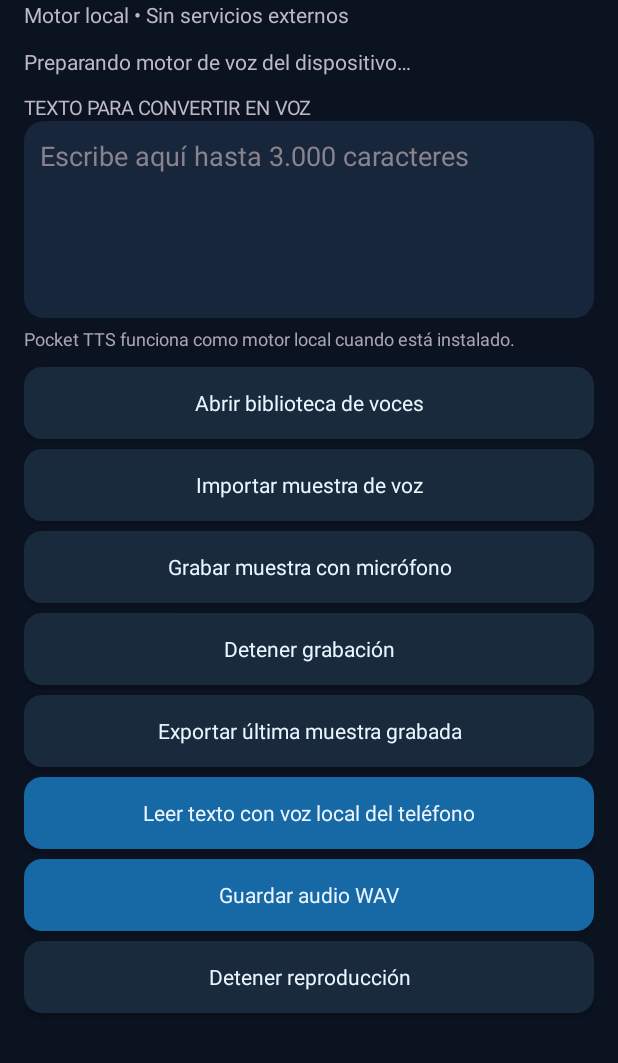
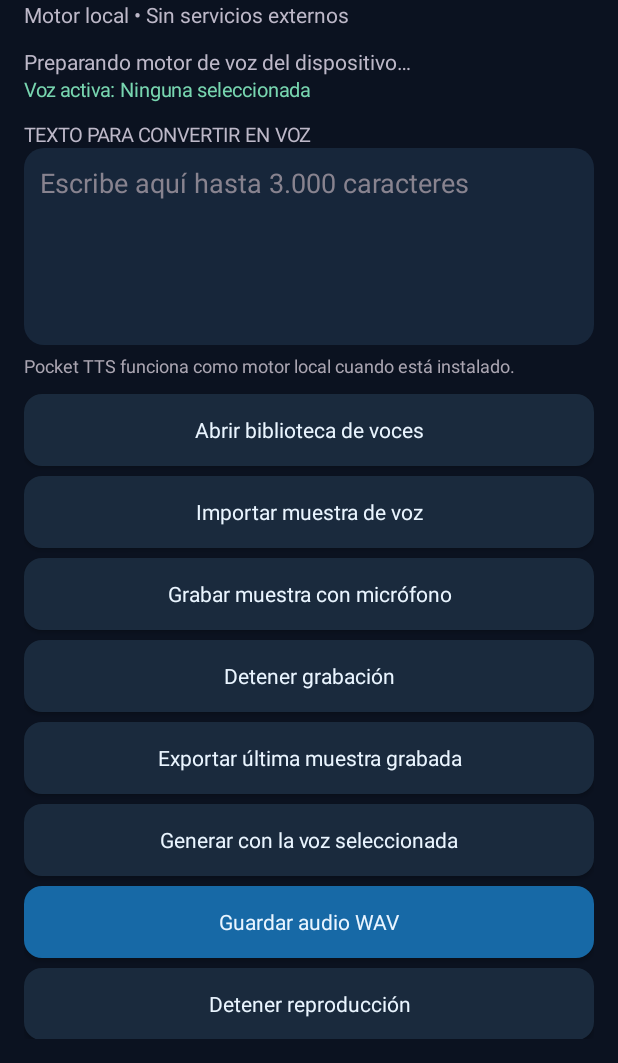
Before and after one commit to rodriquezdario59-crypto/-VOICE-CLONE-AI, an Android app: the screen it shows after launch (MainActivity), on a phone screen of 412 x 824 dp, the part 173-1236 px from its top. Run offline under Robolectric (Android 15) with nearby library versions, the phone set to English and light mode, and no system bars.

Commit message:
Show active voice in studio and apply changes when returning from library

```diff
--- a/app/src/main/java/ai/voiceclone/app/MainActivity.kt
+++ b/app/src/main/java/ai/voiceclone/app/MainActivity.kt
@@ -33,6 +33,7 @@ class MainActivity : Activity(), TextToSpeech.OnInitListener {
     private lateinit var status: TextView
     private lateinit var textInput: EditText
     private lateinit var samplesSummary: TextView
+    private lateinit var selectedVoiceSummary: TextView
     private var recorder: AudioRecord? = null
     @Volatile private var recordingActive = false
     private var recordingThread: Thread? = null
@@ -80,6 +81,9 @@ class MainActivity : Activity(), TextToSpeech.OnInitListener {
         content.addView(space(18))
         status = label("Preparando motor de voz del dispositivo…", 14, 0xFFBDB8C8.toInt())
         content.addView(status)
+        selectedVoiceSummary = label("Voz activa: " + (getSharedPreferences("voiceclone", MODE_PRIVATE)
+            .getString("selected_profile_name", "Ninguna seleccionada") ?: "Ninguna seleccionada"), 13, 0xFF78D6B0.toInt())
+        content.addView(selectedVoiceSummary)
         content.addView(space(18))
         content.addView(label("TEXTO PARA CONVERTIR EN VOZ", 13, 0xFFBDB8C8.toInt()))
         textInput = EditText(this).apply {
@@ -107,7 +111,7 @@ class MainActivity : Activity(), TextToSpeech.OnInitListener {
         content.addView(actionButton("Grabar muestra con micrófono") { startRecording() })
         content.addView(actionButton("Detener grabación") { stopRecording() })
         content.addView(actionButton("Exportar última muestra grabada") { exportLatestSample() })
-        content.addView(actionButton("Leer texto con voz local del teléfono") { speakText() })
+        content.addView(actionButton("Generar con la voz seleccionada") { speakText() })
         content.addView(actionButton("Guardar audio WAV") { saveWav() })
         content.addView(actionButton("Detener reproducción") { tts.stop() })
         content.addView(space(18))
@@ -142,6 +146,18 @@ class MainActivity : Activity(), TextToSpeech.OnInitListener {
         setPadding(16, 10, 16, 10)
         setOnClickListener { action() }
         layoutParams = LinearLayout.LayoutParams(-1, -2).apply { bottomMargin = 10 }
+    }
+
+    override fun onResume() {
+        super.onResume()
+        if (::selectedVoiceSummary.isInitialized) {
+            val prefs = getSharedPreferences("voiceclone", MODE_PRIVATE)
+            selectedVoiceSummary.text = "Voz activa: " + (prefs.getString("selected_profile_name", "Ninguna seleccionada") ?: "Ninguna seleccionada")
+            val voiceId = prefs.getString("selected_tts_voice", null)
+            if (::tts.isInitialized && voiceId != null) {
+                tts.voices?.firstOrNull { it.name == voiceId }?.let { runCatching { tts.voice = it } }
+            }
+        }
     }
 
     override fun onInit(result: Int) {
```
